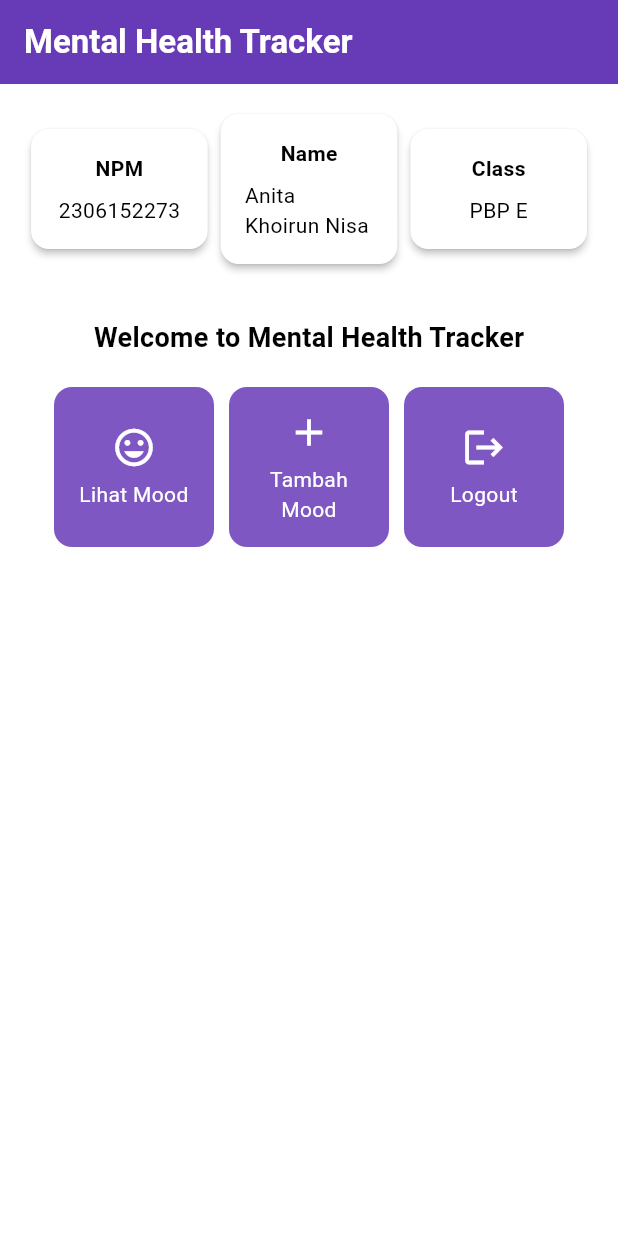
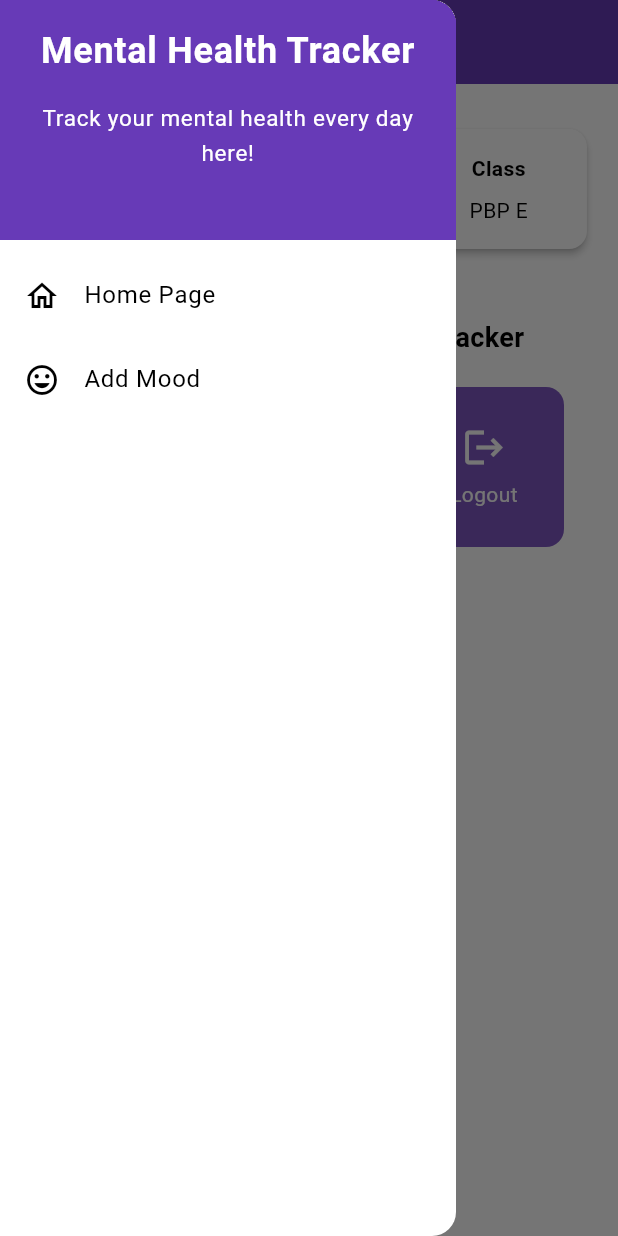
Before and after one commit to anitakny/mental-health-tracker-mobile, a Flutter app: the screen it shows after launch, with the side drawer open (before the commit the screen has no drawer), on a phone screen of 412 x 824 dp. Run offline on Flutter 3.47's test engine with Material 3 defaults, Android fonts, the phone set to English and light mode, and no system bars.

Commit message:
Tutorial 7

```diff
--- a/lib/main.dart
+++ b/lib/main.dart
@@ -1,5 +1,5 @@
 import 'package:flutter/material.dart';
-import 'package:mental_health_tracker/menu.dart';
+import 'package:mental_health_tracker/screens/menu.dart';
 
 void main() {
   runApp(const MyApp());
@@ -30,9 +30,8 @@ class MyApp extends StatelessWidget {
         // This works for code too, not just values: Most code changes can be
         // tested with just a hot reload.
         colorScheme: ColorScheme.fromSwatch(
-          primarySwatch: Colors.deepPurple,
+              primarySwatch: Colors.deepPurple,
         ).copyWith(secondary: Colors.deepPurple[400]),
-        useMaterial3: true,
       ),
       home: MyHomePage(),
     );
--- a/lib/menu.dart
+++ /dev/null
@@ -1,189 +0,0 @@
-import 'package:flutter/material.dart';
-
-class MyHomePage extends StatelessWidget {
-  final String npm = '2306152273'; // NPM
-  final String name = 'Anita Khoirun Nisa'; // Nama
-  final String className = 'PBP E'; // Kelas
-
-  final List<ItemHomepage> items = [
-         ItemHomepage("Lihat Mood", Icons.mood),
-         ItemHomepage("Tambah Mood", Icons.add),
-         ItemHomepage("Logout", Icons.logout),
-     ];
-
-  MyHomePage({super.key});
-
-    @override
-  Widget build(BuildContext context) {
-    // Scaffold menyediakan struktur dasar halaman dengan AppBar dan body.
-    return Scaffold(
-      // AppBar adalah bagian atas halaman yang menampilkan judul.
-      appBar: AppBar(
-        // Judul aplikasi "Mental Health Tracker" dengan teks putih dan tebal.
-        title: const Text(
-          'Mental Health Tracker',
-          style: TextStyle(
-            color: Colors.white,
-            fontWeight: FontWeight.bold,
-          ),
-        ),
-        // Warna latar belakang AppBar diambil dari skema warna tema aplikasi.
-        backgroundColor: Theme.of(context).colorScheme.primary,
-      ),
-      // Body halaman dengan padding di sekelilingnya.
-      body: Padding(
-        padding: const EdgeInsets.all(16.0),
-        // Menyusun widget secara vertikal dalam sebuah kolom.
-        child: Column(
-          crossAxisAlignment: CrossAxisAlignment.center,
-          children: [
-            // Row untuk menampilkan 3 InfoCard secara horizontal.
-            Row(
-              mainAxisAlignment: MainAxisAlignment.spaceEvenly,
-              children: [
-                InfoCard(title: 'NPM', content: npm),
-                InfoCard(title: 'Name', content: name),
-                InfoCard(title: 'Class', content: className),
-              ],
-            ),
-
-            // Memberikan jarak vertikal 16 unit.
-            const SizedBox(height: 16.0),
-
-            // Menempatkan widget berikutnya di tengah halaman.
-            Center(
-              child: Column(
-                // Menyusun teks dan grid item secara vertikal.
-
-                children: [
-                  // Menampilkan teks sambutan dengan gaya tebal dan ukuran 18.
-                  const Padding(
-                    padding: EdgeInsets.only(top: 16.0),
-                    child: Text(
-                      'Welcome to Mental Health Tracker',
-                      style: TextStyle(
-                        fontWeight: FontWeight.bold,
-                        fontSize: 18.0,
-                      ),
-                    ),
-                  ),
-
-                  // Grid untuk menampilkan ItemCard dalam bentuk grid 3 kolom.
-                  GridView.count(
-                    primary: true,
-                    padding: const EdgeInsets.all(20),
-                    crossAxisSpacing: 10,
-                    mainAxisSpacing: 10,
-                    crossAxisCount: 3,
-                    // Agar grid menyesuaikan tinggi kontennya.
-                    shrinkWrap: true,
-
-                    // Menampilkan ItemCard untuk setiap item dalam list items.
-                    children: items.map((ItemHomepage item) {
-                      return ItemCard(item);
-                    }).toList(),
-                  ),
-                ],
-              ),
-            ),
-          ],
-        ),
-      ),
-    );
-  }
-}
-
-class InfoCard extends StatelessWidget {
-  // Kartu informasi yang menampilkan title dan content.
-
-  final String title;  // Judul kartu.
-  final String content;  // Isi kartu.
-
-  const InfoCard({super.key, required this.title, required this.content});
-
-  @override
-  Widget build(BuildContext context) {
-    return Card(
-      // Membuat kotak kartu dengan bayangan dibawahnya.
-      elevation: 2.0,
-      child: Container(
-        // Mengatur ukuran dan jarak di dalam kartu.
-        width: MediaQuery.of(context).size.width / 3.5, // menyesuaikan dengan lebar device yang digunakan.
-        padding: const EdgeInsets.all(16.0),
-        // Menyusun title dan content secara vertikal.
-        child: Column(
-          children: [
-            Text(
-              title,
-              style: const TextStyle(fontWeight: FontWeight.bold),
-            ),
-            const SizedBox(height: 8.0),
-            Text(content),
-          ],
-        ),
-      ),
-    );
-  }
-}
-
-class ItemHomepage {
-     final String name;
-     final IconData icon;
-
-     ItemHomepage(this.name, this.icon);
-}
-
-
-class ItemCard extends StatelessWidget {
-  // Menampilkan kartu dengan ikon dan nama.
-
-  final ItemHomepage item;
-
-  const ItemCard(this.item, {super.key});
-
-  @override
-  Widget build(BuildContext context) {
-    return Material(
-      // Menentukan warna latar belakang dari tema aplikasi.
-      color: Theme.of(context).colorScheme.secondary,
-      // Membuat sudut kartu melengkung.
-      borderRadius: BorderRadius.circular(12),
-
-      child: InkWell(
-        // Aksi ketika kartu ditekan.
-        onTap: () {
-          // Menampilkan pesan SnackBar saat kartu ditekan.
-          ScaffoldMessenger.of(context)
-            ..hideCurrentSnackBar()
-            ..showSnackBar(
-              SnackBar(content: Text("Kamu telah menekan tombol ${item.name}!"))
-            );
-        },
-        // Container untuk menyimpan Icon dan Text
-        child: Container(
-          padding: const EdgeInsets.all(8),
-          child: Center(
-            child: Column(
-              // Menyusun ikon dan teks di tengah kartu.
-              mainAxisAlignment: MainAxisAlignment.center,
-              children: [
-                Icon(
-                  item.icon,
-                  color: Colors.white,
-                  size: 30.0,
-                ),
-                const Padding(padding: EdgeInsets.all(3)),
-                Text(
-                  item.name,
-                  textAlign: TextAlign.center,
-                  style: const TextStyle(color: Colors.white),
-                ),
-              ],
-            ),
-          ),
-        ),
-      ),
-    );
-  }
-
-}
--- /dev/null
+++ b/lib/screens/menu.dart
@@ -0,0 +1,133 @@
+import 'package:flutter/material.dart';
+import 'package:mental_health_tracker/widgets/left_drawer.dart';
+import 'package:mental_health_tracker/widgets/mood_card.dart';
+
+class MyHomePage extends StatelessWidget {
+  final String npm = '2306152273'; // NPM
+  final String name = 'Anita Khoirun Nisa'; // Name
+  final String className = 'PBP E'; // Class
+
+  final List<ItemHomepage> items = [
+      ItemHomepage("View Mood", Icons.mood),
+      ItemHomepage("Add Mood", Icons.add),
+      ItemHomepage("Logout", Icons.logout),
+  ];
+
+  MyHomePage({super.key});
+
+  @override
+  Widget build(BuildContext context) {
+    // Scaffold provides the basic structure of the page with the AppBar and body.
+    return Scaffold(
+      // AppBar is the top part of the page that displays the title.
+      appBar: AppBar(
+        // The title of the application "Mental Health Tracker" with white text and bold font.
+        title: const Text(
+          'Mental Health Tracker',
+          style: TextStyle(
+            color: Colors.white,
+            fontWeight: FontWeight.bold,
+          ),
+        ),
+        // The background color of the AppBar is obtained from the application theme color scheme.
+        backgroundColor: Theme.of(context).colorScheme.primary,
+        // Set drawer icon color to white
+        iconTheme: const IconThemeData(color: Colors.white),
+      ),
+      // Add drawer as a parameter value for the drawer attribute of the Scaffold widget
+      drawer: const LeftDrawer(),
+      // Body of the page with paddings around it.
+      body: Padding(
+        padding: const EdgeInsets.all(16.0),
+        // Place the widget vertically in a column.
+        child: Column(
+          crossAxisAlignment: CrossAxisAlignment.center,
+          children: [
+            // Row to display 3 InfoCard horizontally.
+            Row(
+              mainAxisAlignment: MainAxisAlignment.spaceEvenly,
+              children: [
+                InfoCard(title: 'NPM', content: npm),
+                InfoCard(title: 'Name', content: name),
+                InfoCard(title: 'Class', content: className),
+              ],
+            ),
+
+            // Give a vertical space of 16 units.
+            const SizedBox(height: 16.0),
+
+            // Place the following widget in the center of the page.
+            Center(
+              child: Column(
+                // Place the text and grid item vertically.
+
+                children: [
+                  // Display the welcome message with bold font and size 18.
+                  const Padding(
+                    padding: EdgeInsets.only(top: 16.0),
+                    child: Text(
+                      'Welcome to Mental Health Tracker',
+                      style: TextStyle(
+                        fontWeight: FontWeight.bold,
+                        fontSize: 18.0,
+                      ),
+                    ),
+                  ),
+
+                  // Grid to display ItemCard in a 3 column grid.
+                  GridView.count(
+                    primary: true,
+                    padding: const EdgeInsets.all(20),
+                    crossAxisSpacing: 10,
+                    mainAxisSpacing: 10,
+                    crossAxisCount: 3,
+                    // To ensure that the grid fits its height.
+                    shrinkWrap: true,
+
+                    // Display ItemCard for each item in the items list.
+                    children: items.map((ItemHomepage item) {
+                      return ItemCard(item);
+                    }).toList(),
+                  ),
+                ],
+              ),
+            ),
+          ],
+        ),
+      ),
+    );
+  }
+}
+
+class InfoCard extends StatelessWidget {
+  // Card information that displays the title and content.
+
+  final String title;  // Card title.
+  final String content;  // Card content.
+
+  const InfoCard({super.key, required this.title, required this.content});
+
+  @override
+  Widget build(BuildContext context) {
+    return Card(
+      // Create a card box with a shadow.
+      elevation: 2.0,
+      child: Container(
+        // Set the size and spacing within the card.
+        width: MediaQuery.of(context).size.width / 3.5, // Adjust with the width of the device used.
+        padding: const EdgeInsets.all(16.0),
+        // Place the title and content vertically.
+        child: Column(
+          children: [
+            Text(
+              title,
+              style: const TextStyle(fontWeight: FontWeight.bold),
+            ),
+            const SizedBox(height: 8.0),
+            Text(content),
+          ],
+        ),
+      ),
+    );
+  }
+}
--- /dev/null
+++ b/lib/widgets/left_drawer.dart
@@ -0,0 +1,70 @@
+import 'package:flutter/material.dart';
+import 'package:mental_health_tracker/screens/menu.dart';
+import 'package:mental_health_tracker/screens/moodentry_form.dart';
+
+class LeftDrawer extends StatelessWidget {
+  const LeftDrawer({super.key});
+
+  @override
+  Widget build(BuildContext context) {
+    return Drawer(
+      child: ListView(
+        children: [
+          DrawerHeader(
+            decoration: BoxDecoration(
+              color: Theme.of(context).colorScheme.primary,
+            ),
+            child: const Column(
+              children: [
+                Text(
+                  'Mental Health Tracker',
+                  textAlign: TextAlign.center,
+                  style: TextStyle(
+                    fontSize: 24,
+                    fontWeight: FontWeight.bold,
+                    color: Colors.white,
+                  ),
+                ),
+                Padding(padding: EdgeInsets.all(8)),
+                Text(
+                  "Track your mental health every day here!",
+                  textAlign: TextAlign.center,
+                  style: TextStyle(
+                    fontSize: 15,
+                    color: Colors.white,
+                    fontWeight: FontWeight.normal,
+                  ),
+                ),
+              ],
+            ),
+          ),
+          ListTile(
+            leading: const Icon(Icons.home_outlined),
+            title: const Text('Home Page'),
+            // Redirection part to MyHomePage
+            onTap: () {
+              Navigator.pushReplacement(
+                  context,
+                  MaterialPageRoute(
+                    builder: (context) => MyHomePage(),
+                  ));
+            },
+          ),
+          ListTile(
+            leading: const Icon(Icons.mood),
+            title: const Text('Add Mood'),
+            // Redirection part to MoodEntryFormPage
+            onTap: () {
+              Navigator.pushReplacement(
+                context,
+                MaterialPageRoute(
+                  builder: (context) => MoodEntryFormPage(),
+                ),
+              );
+            },
+          ),
+        ],
+      ),
+    );
+  }
+}
--- /dev/null
+++ b/lib/widgets/mood_card.dart
@@ -0,0 +1,72 @@
+import 'package:flutter/material.dart';
+import 'package:mental_health_tracker/screens/moodentry_form.dart';
+
+class ItemHomepage {
+  final String name;
+  final IconData icon;
+
+  ItemHomepage(this.name, this.icon);
+}
+
+class ItemCard extends StatelessWidget {
+  final ItemHomepage item;
+
+  // Konstruktor yang benar
+  const ItemCard(this.item, {super.key});
+
+  @override
+  Widget build(BuildContext context) {
+    return Material(
+      color: Theme.of(context).colorScheme.secondary,
+      borderRadius: BorderRadius.circular(12),
+      child: InkWell(
+        onTap: () {
+          // Memunculkan SnackBar ketika diklik
+          ScaffoldMessenger.of(context)
+            ..hideCurrentSnackBar()
+            ..showSnackBar(SnackBar(
+              content: Text("Kamu telah menekan tombol ${item.name}!"),
+            ));
+
+          // Navigate ke route yang sesuai (tergantung jenis tombol)
+          if (item.name == "Tambah Mood") {
+            Navigator.push(
+              context,
+              MaterialPageRoute(
+                builder: (context) => const MoodEntryFormPage(), // Ganti dengan halaman yang sesuai
+              ),
+            );
+          }
+        },
+        child: Container(
+          padding: const EdgeInsets.all(8),
+          child: Center(
+            child: Column(
+              mainAxisAlignment: MainAxisAlignment.center,
+              children: [
+                Icon(
+                  item.icon,
+                  color: Colors.white,
+                  size: 30.0,
+                ),
+                const Padding(padding: EdgeInsets.all(3)),
+                Text(
+                  item.name,
+                  textAlign: TextAlign.center,
+                  style: const TextStyle(color: Colors.white),
+                ),
+              ],
+            ),
+          ),
+        ),
+      ),
+    );
+  }
+}
+
+// List of items for the grid
+final List<ItemHomepage> items = [
+  ItemHomepage("Lihat Mood", Icons.mood),
+  ItemHomepage("Tambah Mood", Icons.add),
+  ItemHomepage("Logout", Icons.logout),
+];
```
Also changed, not shown: lib/screens/moodentry_form.dart (added, +155 -0 lines).
